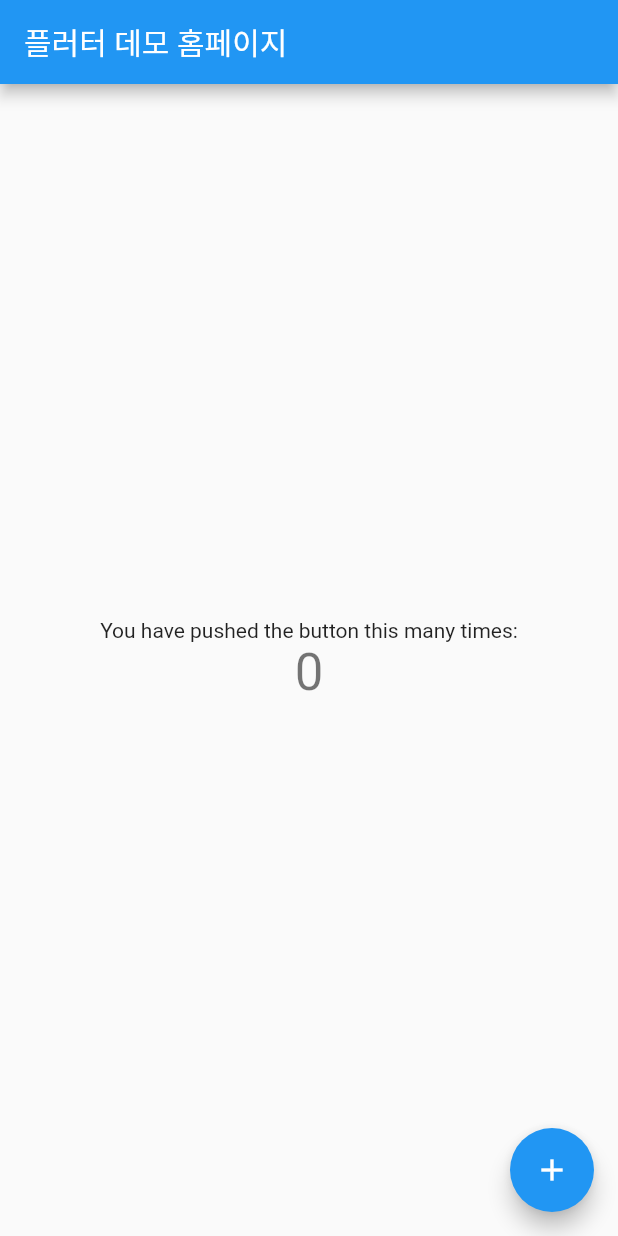
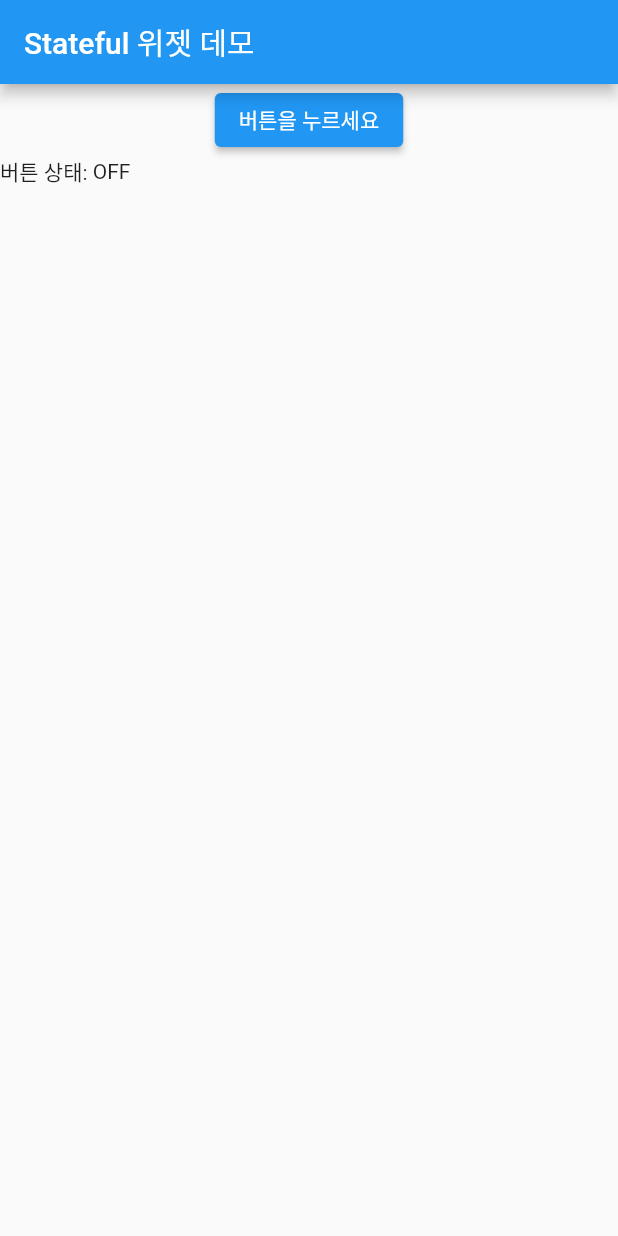
Before and after one commit to ejjang2030/starter_flutter, a Flutter app: the screen it shows after launch, on a phone screen of 412 x 824 dp. Run offline on Flutter 3.47's test engine with Material 2 defaults, Android fonts, the phone set to English and light mode, and no system bars.

Commit message:
feat : button on/off

```diff
--- a/lib/main.dart
+++ b/lib/main.dart
@@ -10,58 +10,68 @@ class MyApp extends StatelessWidget {
   @override
   Widget build(BuildContext context) {
     return MaterialApp(
-      title: 'Flutter Demo',
-      theme: ThemeData(
-        primarySwatch: Colors.blue,
+      title: 'Stateful 위젯 데모',
+      home: Scaffold(
+        appBar: AppBar(title: Text('Stateful 위젯 데모')),
+        body: _MyStatefulWidget(),
       ),
-      home: const MyHomePage(title: '플러터 데모 홈페이지'),
     );
   }
 }
 
-class MyHomePage extends StatefulWidget {
-  const MyHomePage({super.key, required this.title});
+class _MyStatefulWidget extends StatefulWidget {
+  @override
+  State createState() => _MyStatefulWidgetState();
+}
 
-  final String title;
+class _MyStatefulWidgetState extends State<_MyStatefulWidget> {
+  late String _buttonState;
 
   @override
-  State<MyHomePage> createState() => _MyHomePageState();
-}
+  void initState() {
+    super.initState();
+    print("initState(): 기본값을 설정합니다.");
+    _buttonState = "OFF";
+  }
 
-class _MyHomePageState extends State<MyHomePage> {
-  int _counter = 0;
+  @override
+  void didChangeDependencies() {
+    print("didChangeDependencies() 호출됨");
+  }
 
-  void _incrementCounter() {
+  @override
+  Widget build(BuildContext context) {
+    print("build() 호출됨");
+    return Column(
+      children: <Widget>[
+        ElevatedButton(
+          child: Text("버튼을 누르세요"),
+          onPressed: _onClick,
+        ),
+        Row(
+          children: <Widget>[
+            Text('버튼 상태: '),
+            Text(_buttonState),
+          ],
+        )
+      ],
+    );
+  }
+
+  void _onClick() {
+    print('_onClick() 호출됨');
     setState(() {
-      _counter++;
+      print('setState() 호출됨');
+      if (_buttonState == 'OFF') {
+        _buttonState = 'ON';
+      } else {
+        _buttonState = "OFF";
+      }
     });
   }
 
   @override
-  Widget build(BuildContext context) {
-    return Scaffold(
-      appBar: AppBar(
-        title: Text(widget.title),
-      ),
-      body: Center(
-        child: Column(
-          mainAxisAlignment: MainAxisAlignment.center,
-          children: <Widget>[
-            const Text(
-              'You have pushed the button this many times:',
-            ),
-            Text(
-              '$_counter',
-              style: Theme.of(context).textTheme.headline4,
-            ),
-          ],
-        ),
-      ),
-      floatingActionButton: FloatingActionButton(
-        onPressed: _incrementCounter,
-        tooltip: 'Increment',
-        child: const Icon(Icons.add),
-      ),
-    );
+  void didUpdateWidget(_MyStatefulWidget oldWidget) {
+    print("didUpdateWidget()");
   }
 }
```
